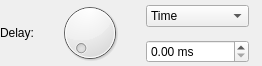
xup61069/EqAPO64_with_VST3_support, file Editor/guis/DelayFilterGUI.ui: the form before one commit.
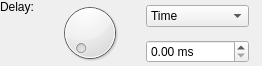
The form after the commit. Custom widgets are drawn as their Qt base class.

```diff
--- a/Editor/guis/DelayFilterGUI.ui
+++ b/Editor/guis/DelayFilterGUI.ui
@@ -13,7 +13,7 @@
   <property name="windowTitle">
    <string notr="true"/>
   </property>
-  <layout class="QGridLayout" name="gridLayout" columnstretch="0,0,0,1">
+  <layout class="QGridLayout" name="gridLayout" columnstretch="0,0,0,1,0">
    <property name="leftMargin">
     <number>0</number>
    </property>
@@ -47,6 +47,9 @@
      <property name="text">
       <string>Delay:</string>
      </property>
+     <property name="alignment">
+      <set>Qt::AlignLeading|Qt::AlignLeft|Qt::AlignTop</set>
+     </property>
     </widget>
    </item>
    <item row="0" column="1" rowspan="2">
```
Left out of the diff: 2 changed lines with no effect on the pictures.
